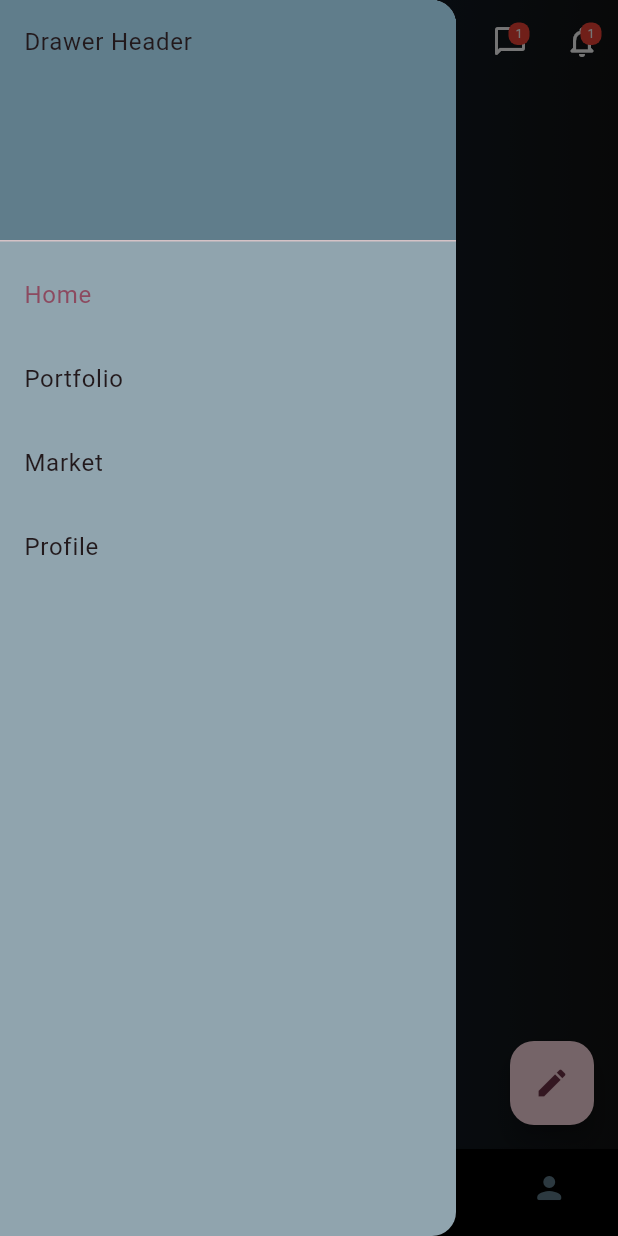
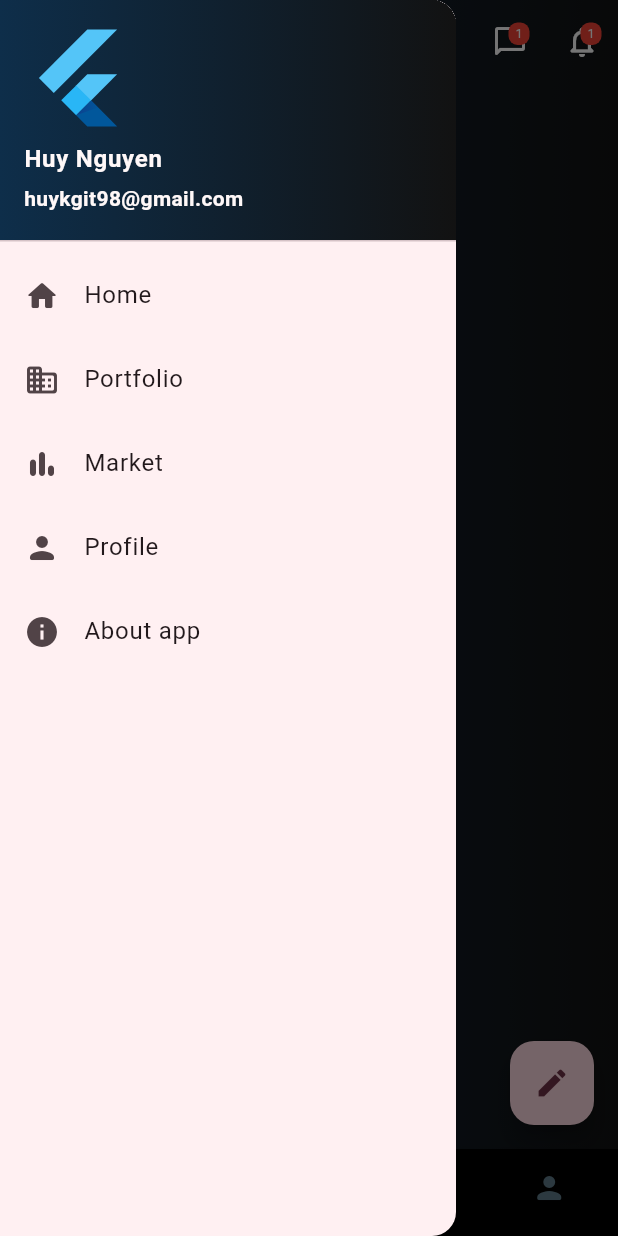
Before and after one commit to huykgit98/devfin_ui_kit, a Flutter app: the screen it shows after launch, with the side drawer open, on a phone screen of 412 x 824 dp. Run offline on Flutter 3.47's test engine with Material 3 defaults, Android fonts, the phone set to English and light mode, and no system bars; our stand-ins replace flutter_swiper_view.

Commit message:
updated drawer

```diff
--- a/lib/home/home.dart
+++ b/lib/home/home.dart
@@ -128,45 +128,82 @@ class _HomePageState extends State<HomePage> with SingleTickerProviderStateMixin
 
   Widget _buildDrawer() {
     return Drawer(
-      backgroundColor: Colors.blueGrey[300],
       child: ListView(
         // Important: Remove any padding from the ListView.
         padding: EdgeInsets.zero,
         children: [
-          const DrawerHeader(
+          const UserAccountsDrawerHeader(
             decoration: BoxDecoration(
-              color: Colors.blueGrey,
+                gradient: LinearGradient(
+              colors: ColorsUtil.linearGradient,
+              begin: Alignment.centerLeft,
+              end: Alignment.centerRight,
+            )),
+            accountName: Text(
+              "Huy Nguyen",
+              style: TextStyle(
+                fontWeight: FontWeight.bold,
+              ),
             ),
-            child: Text('Drawer Header'),
+            accountEmail: Text(
+              "huykgit98@gmail.com",
+              style: TextStyle(
+                fontWeight: FontWeight.bold,
+              ),
+            ),
+            currentAccountPicture: FlutterLogo(),
           ),
           ListTile(
+            leading: const Icon(
+              Icons.home_rounded,
+            ),
             title: const Text('Home'),
-            selected: true,
             onTap: () {
               Navigator.pop(context);
             },
           ),
           ListTile(
+            leading: const Icon(
+              Icons.business_rounded,
+            ),
             title: const Text('Portfolio'),
-            selected: false,
-            onTap: () {
-              // Then close the drawer
-              Navigator.pop(context);
-            },
-          ),
-          ListTile(
-            title: const Text('Market'),
-            selected: false,
             onTap: () {
               Navigator.pop(context);
             },
           ),
           ListTile(
-            title: const Text('Profile'),
-            selected: false,
+            leading: const Icon(
+              Icons.bar_chart_rounded,
+            ),
+            title: const Text('Market'),
             onTap: () {
               Navigator.pop(context);
             },
+          ),
+          ListTile(
+            leading: const Icon(
+              Icons.person_rounded,
+            ),
+            title: const Text('Profile'),
+            onTap: () {
+              Navigator.pop(context);
+            },
+          ),
+          const AboutListTile(
+            // <-- SEE HERE
+            icon: Icon(
+              Icons.info,
+            ),
+            applicationIcon: Icon(
+              Icons.local_play,
+            ),
+            applicationName: 'DevFin - Track All Markets',
+            applicationVersion: '1.0.25',
+            applicationLegalese: '© 2023 NeganDev',
+            aboutBoxChildren: [
+              ///Content goes here...
+            ],
+            child: Text('About app'),
           ),
         ],
       ),
```
